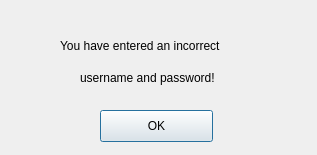
Before: the Qt Designer form src/view/loginError.ui in RachelSugar/cooper, drawn with Qt 5.
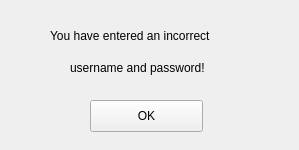
After: the same form once the commit is applied.

Commit message: Application refers to LoginModel

```diff
--- a/src/view/loginError.ui
+++ b/src/view/loginError.ui
@@ -1,23 +1,44 @@
 <?xml version="1.0" encoding="UTF-8"?>
 <ui version="4.0">
- <class>errorDialog</class>
- <widget class="QDialog" name="errorDialog">
+ <class>loginErrorWidget</class>
+ <widget class="QWidget" name="loginErrorWidget">
+  <property name="windowModality">
+   <enum>Qt::WindowModal</enum>
+  </property>
   <property name="geometry">
    <rect>
     <x>0</x>
     <y>0</y>
-    <width>317</width>
-    <height>155</height>
+    <width>299</width>
+    <height>150</height>
    </rect>
   </property>
+  <property name="sizePolicy">
+   <sizepolicy hsizetype="Fixed" vsizetype="Fixed">
+    <horstretch>0</horstretch>
+    <verstretch>0</verstretch>
+   </sizepolicy>
+  </property>
+  <property name="minimumSize">
+   <size>
+    <width>299</width>
+    <height>150</height>
+   </size>
+  </property>
+  <property name="maximumSize">
+   <size>
+    <width>299</width>
+    <height>150</height>
+   </size>
+  </property>
   <property name="windowTitle">
    <string>Error</string>
   </property>
   <widget class="QLabel" name="label">
    <property name="geometry">
     <rect>
-     <x>60</x>
-     <y>20</y>
+     <x>50</x>
+     <y>10</y>
      <width>201</width>
      <height>51</height>
     </rect>
@@ -29,8 +50,8 @@
   <widget class="QLabel" name="label_2">
    <property name="geometry">
     <rect>
-     <x>80</x>
-     <y>70</y>
+     <x>70</x>
+     <y>60</y>
      <width>171</width>
      <height>16</height>
     </rect>
@@ -42,8 +63,8 @@
   <widget class="QPushButton" name="errorOK">
    <property name="geometry">
     <rect>
-     <x>100</x>
-     <y>110</y>
+     <x>90</x>
+     <y>100</y>
      <width>113</width>
      <height>32</height>
     </rect>
```
Left out of the diff: 2 changed lines with no effect on the pictures. The commit also changes 11 other files.
